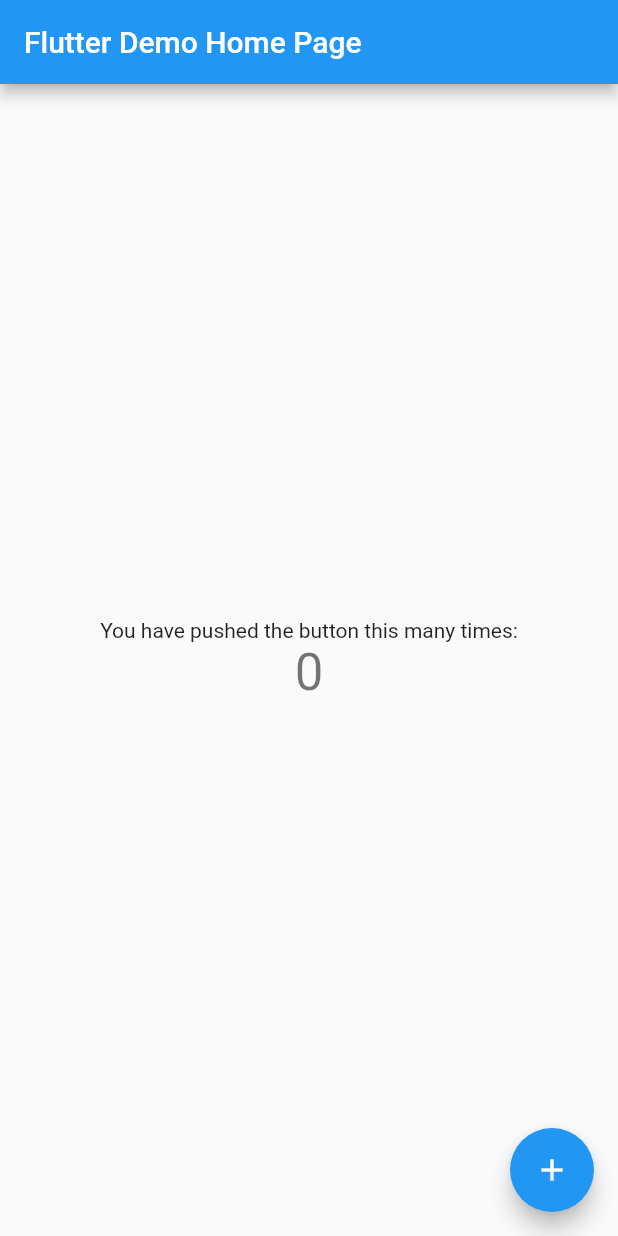
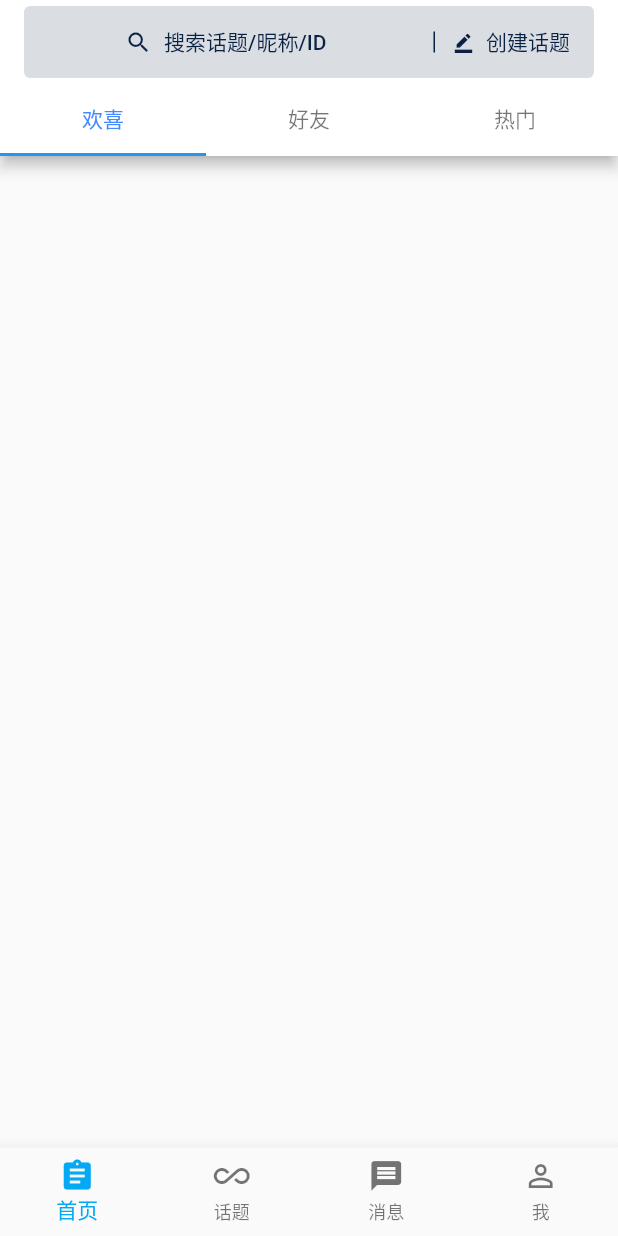
Before and after one commit to Coryphaei/mud-speak, a Flutter app: the screen it shows after launch, on a phone screen of 412 x 824 dp. Run offline on Flutter 3.47's test engine with Material 2 defaults, Android fonts, the phone set to English and light mode, and no system bars.

Commit message:
添加index和首页tab栏

```diff
--- /dev/null
+++ b/lib/global_config.dart
@@ -0,0 +1,9 @@
+import 'package:flutter/material.dart';
+
+class GlobalConfig {
+  static bool dark = false;
+  static ThemeData themeData = new ThemeData.light();
+  static Color searchBackgroundColor = new Color(0xFFDADDE2);
+  static Color cardBackgroundColor = new Color(0xFF222222);
+  static Color fontColor = new Color(0xFF092143);
+}
--- a/lib/main.dart
+++ b/lib/main.dart
@@ -1,5 +1,5 @@
 import 'package:flutter/material.dart';
-
+import 'pages/index/index.dart';
 void main() => runApp(MyApp());
 
 class MyApp extends StatelessWidget {
@@ -7,105 +7,8 @@ class MyApp extends StatelessWidget {
   @override
   Widget build(BuildContext context) {
     return MaterialApp(
-      title: 'Flutter Demo',
-      theme: ThemeData(
-        // This is the theme of your application.
-        //
-        // Try running your application with "flutter run". You'll see the
-        // application has a blue toolbar. Then, without quitting the app, try
-        // changing the primarySwatch below to Colors.green and then invoke
-        // "hot reload" (press "r" in the console where you ran "flutter run",
-        // or simply save your changes to "hot reload" in a Flutter IDE).
-        // Notice that the counter didn't reset back to zero; the application
-        // is not restarted.
-        primarySwatch: Colors.blue,
-      ),
-      home: MyHomePage(title: 'Flutter Demo Home Page'),
+      title: '泥谭App',
+      home: new Index(),
     );
   }
 }
-
-class MyHomePage extends StatefulWidget {
-  MyHomePage({Key key, this.title}) : super(key: key);
-
-  // This widget is the home page of your application. It is stateful, meaning
-  // that it has a State object (defined below) that contains fields that affect
-  // how it looks.
-
-  // This class is the configuration for the state. It holds the values (in this
-  // case the title) provided by the parent (in this case the App widget) and
-  // used by the build method of the State. Fields in a Widget subclass are
-  // always marked "final".
-
-  final String title;
-
-  @override
-  _MyHomePageState createState() => _MyHomePageState();
-}
-
-class _MyHomePageState extends State<MyHomePage> {
-  int _counter = 0;
-
-  void _incrementCounter() {
-    setState(() {
-      // This call to setState tells the Flutter framework that something has
-      // changed in this State, which causes it to rerun the build method below
-      // so that the display can reflect the updated values. If we changed
-      // _counter without calling setState(), then the build method would not be
-      // called again, and so nothing would appear to happen.
-      _counter++;
-    });
-  }
-
-  @override
-  Widget build(BuildContext context) {
-    // This method is rerun every time setState is called, for instance as done
-    // by the _incrementCounter method above.
-    //
-    // The Flutter framework has been optimized to make rerunning build methods
-    // fast, so that you can just rebuild anything that needs updating rather
-    // than having to individually change instances of widgets.
-    return Scaffold(
-      appBar: AppBar(
-        // Here we take the value from the MyHomePage object that was created by
-        // the App.build method, and use it to set our appbar title.
-        title: Text(widget.title),
-      ),
-      body: Center(
-        // Center is a layout widget. It takes a single child and positions it
-        // in the middle of the parent.
-        child: Column(
-          // Column is also layout widget. It takes a list of children and
-          // arranges them vertically. By default, it sizes itself to fit its
-          // children horizontally, and tries to be as tall as its parent.
-          //
-          // Invoke "debug painting" (press "p" in the console, choose the
-          // "Toggle Debug Paint" action from the Flutter Inspector in Android
-          // Studio, or the "Toggle Debug Paint" command in Visual Studio Code)
-          // to see the wireframe for each widget.
-          //
-          // Column has various properties to control how it sizes itself and
-          // how it positions its children. Here we use mainAxisAlignment to
-          // center the children vertically; the main axis here is the vertical
-          // axis because Columns are vertical (the cross axis would be
-          // horizontal).
-          mainAxisAlignment: MainAxisAlignment.center,
-          children: <Widget>[
-            Text(
-              'You have pushed the button this many times:',
-            ),
-            Text(
-              '$_counter',
-              style: Theme.of(context).textTheme.display1,
-            ),
-          ],
-        ),
-      ),
-      floatingActionButton: FloatingActionButton(
-        onPressed: _incrementCounter,
-        tooltip: 'Increment',
-        child: Icon(Icons.add),
-      ), // This trailing comma makes auto-formatting nicer for build methods.
-    );
-  }
-}
--- /dev/null
+++ b/lib/pages/home/home_page.dart
@@ -0,0 +1,91 @@
+import 'package:flutter/material.dart';
+import '../../global_config.dart';
+import 'ask_page.dart';
+import 'friend_card.dart';
+import 'recommend_card.dart';
+import 'hot_card.dart';
+import 'search_page.dart';
+
+class HomePage extends StatefulWidget {
+  @override
+  _HomePageState createState() => new _HomePageState();
+}
+
+class _HomePageState extends State<HomePage> {
+  Widget barSearch() {
+    return new Container(
+        child: new Row(
+
+          children: <Widget>[
+            new Expanded(
+                child: new FlatButton.icon(
+              onPressed: () {
+                //页面跳转
+                Navigator.of(context)
+                    .push(new MaterialPageRoute(builder: (context) {
+                  return new SearchPage();
+                }));
+              },
+              icon: new Icon(Icons.search,
+                  color: GlobalConfig.fontColor, size: 18.0),
+              label: new Text(
+                "搜索话题/昵称/ID",
+                style: new TextStyle(color: GlobalConfig.fontColor),
+              ),
+            )),
+            new Container(
+              decoration: new BoxDecoration(
+                  border: new BorderDirectional(
+                      start: new BorderSide(
+                          color: GlobalConfig.fontColor, width: 1.0))),
+              height: 14.0,
+              width: 1.0,
+            ),
+            new Container(
+                child: new FlatButton.icon(
+              onPressed: () {
+                Navigator.of(context)
+                    .push(new MaterialPageRoute(builder: (context) {
+                  return new AskPage();
+                }));
+              },
+              icon: new Icon(Icons.border_color,
+                  color: GlobalConfig.fontColor, size: 14.0),
+              label: new Text(
+                "创建话题",
+                style: new TextStyle(color: GlobalConfig.fontColor),
+              ),
+            ))
+          ],
+        ),
+        decoration: new BoxDecoration(
+          borderRadius: const BorderRadius.all(const Radius.circular(4.0)),
+          color: GlobalConfig.searchBackgroundColor,
+        ));
+  }
+
+  @override
+  Widget build(BuildContext context) {
+    return new DefaultTabController(
+      length: 3,
+      child: new Scaffold(
+        appBar: new AppBar(
+          backgroundColor: Colors.white,
+          title: barSearch(),
+          bottom: new TabBar(
+            labelColor: Colors.blueAccent,
+            unselectedLabelColor: Colors.black54,
+            indicatorColor: Colors.blue,
+            tabs: [
+              new Tab(text: "欢喜"),
+              new Tab(text: "好友"),
+              new Tab(text: "热门"),
+            ],
+          ),
+        ),
+        body: new TabBarView(
+            children: [new RecommendCard(), new FriendCard(), new HotCard()]),
+      ),
+    );
+  }
+}
--- /dev/null
+++ b/lib/pages/home/recommend_card.dart
@@ -0,0 +1,20 @@
+import 'package:flutter/material.dart';
+
+class RecommendCard extends StatefulWidget {
+  @override
+  _RecommendCardState createState() {
+    return new _RecommendCardState();
+  }
+}
+
+class _RecommendCardState extends State<RecommendCard> {
+  @override
+  Widget build(BuildContext context) {
+    return new SingleChildScrollView(
+      child: new Container(
+        margin: const EdgeInsets.only(top: 5.0),
+        child: new Column(),
+      ),
+    );
+  }
+}
--- /dev/null
+++ b/lib/pages/index/index.dart
@@ -0,0 +1,104 @@
+import 'package:flutter/material.dart';
+import 'navigation_icon_view.dart';
+import '../../global_config.dart';
+import '../home/home_page.dart';
+import '../message/message_page.dart';
+import '../topic/topic_page.dart';
+import '../my/my_page.dart';
+
+class Index extends StatefulWidget {
+
+  @override
+  State<Index> createState() => new _IndexState();
+}
+
+class _IndexState extends State<Index> with TickerProviderStateMixin{
+
+  int _currentIndex = 0;
+  List<NavigationIconView> _navigationViews;
+  List<StatefulWidget> _pageList;
+  StatefulWidget _currentPage;
+
+  @override
+  void initState() {
+    super.initState();
+    _navigationViews = <NavigationIconView>[
+      new NavigationIconView(
+        icon: new Icon(Icons.assignment),
+        title: new Text("首页"),
+        vsync: this,
+      ),
+      new NavigationIconView(
+        icon: new Icon(Icons.all_inclusive),
+        title: new Text("话题"),
+        vsync: this,
+      ),
+      new NavigationIconView(
+        icon: new Icon(Icons.message),
+        title: new Text("消息"),
+        vsync: this,
+      ),
+      new NavigationIconView(
+        icon: new Icon(Icons.perm_identity),
+        title: new Text("我"),
+        vsync: this,
+      ),
+    ];
+
+    for (NavigationIconView view in _navigationViews) {
+      view.controller.addListener(_rebuild);
+    }
+
+    _pageList = <StatefulWidget>[
+      new HomePage(),
+      new TopicPage(),
+      new MessagePage(),
+      new MyPage()
+    ];
+
+    _currentPage = _pageList[_currentIndex];
+  }
+
+  void _rebuild() {
+    setState((){});
+  }
+
+  @override
+  void dispose() {
+    super.dispose();
+    for (NavigationIconView view in _navigationViews) {
+      view.controller.dispose();
+    }
+  }
+
+  @override
+  Widget build(BuildContext context) {
+    final BottomNavigationBar bottomNavigationBar = new BottomNavigationBar(
+        items: _navigationViews
+            .map((NavigationIconView navigationIconView) => navigationIconView.item)
+            .toList(),
+        currentIndex: _currentIndex,
+        fixedColor: Colors.lightBlue,
+        type: BottomNavigationBarType.fixed,
+        onTap: (int index) {
+          setState((){
+            _navigationViews[_currentIndex].controller.reverse();
+            _currentIndex = index;
+            _navigationViews[_currentIndex].controller.forward();
+            _currentPage = _pageList[_currentIndex];
+          });
+        }
+    );
+
+    return new MaterialApp(
+        home: new Scaffold(
+          body: new Center(
+              child: _currentPage
+          ),
+          bottomNavigationBar: bottomNavigationBar,
+        ),
+        theme: GlobalConfig.themeData
+    );
+  }
+
+}
--- /dev/null
+++ b/lib/pages/index/navigation_icon_view.dart
@@ -0,0 +1,14 @@
+import 'package:flutter/material.dart';
+
+class NavigationIconView {
+  NavigationIconView({Widget icon, Widget title, TickerProvider vsync})
+      : item = new BottomNavigationBarItem(
+          icon: icon,
+          title: title,
+        ),
+        controller = new AnimationController(
+            duration: kThemeAnimationDuration, vsync: vsync);
+
+  final BottomNavigationBarItem item;
+  final AnimationController controller;
+}
```
Also changed, not shown: lib/pages/home/ask_page.dart (added, +61 -0 lines), lib/pages/home/friend_card.dart (added, +20 -0 lines), lib/pages/home/hot_card.dart (added, +20 -0 lines), lib/pages/home/search_page.dart (added, +179 -0 lines), lib/pages/message/message_page.dart (added, +16 -0 lines), lib/pages/my/my_page.dart (added, +16 -0 lines), lib/pages/topic/topic_page.dart (added, +16 -0 lines).
